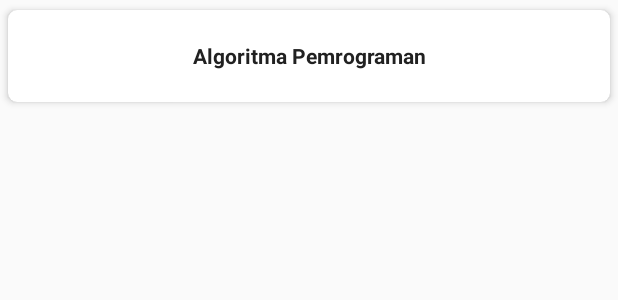
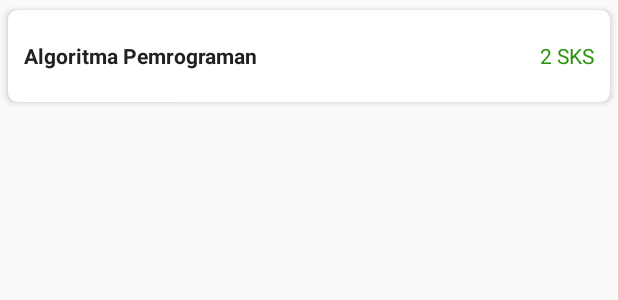
Before and after one commit to kapusan/Daftar-Dosen, an Android app: the layout list_matkul.xml on its own in the app's theme, with its tools: preview values and no code run, on a phone screen of 412 x 824 dp. Shown: the top 300 px of the screen. Run offline under Robolectric (Android 15) with nearby library versions, the phone set to English and light mode, and no system bars.

Commit message:
- Edit List Matkul and Fragment Matkul

```diff
--- a/app/src/main/res/layout/list_matkul.xml
+++ b/app/src/main/res/layout/list_matkul.xml
@@ -11,18 +11,26 @@
         android:layout_width="match_parent"
         android:layout_height="wrap_content"
         android:layout_margin="5dp"
-        android:orientation="vertical"
+        android:orientation="horizontal"
         android:padding="5dp">
 
         <TextView
             android:id="@+id/textview_mata_kuliah"
             android:layout_width="match_parent"
             android:layout_height="40dp"
+            android:layout_weight="1"
             android:fontFamily="sans-serif"
             android:text="Algoritma Pemrograman"
             android:textColor="#212121"
             android:textStyle="bold"
-            android:gravity="center"/>
+            android:gravity="left|center"/>
+        <TextView
+            android:layout_width="match_parent"
+            android:layout_height="40dp"
+            android:layout_weight="4"
+            android:text="2 SKS"
+            android:gravity="right|center"
+            android:textColor="#2a940d"/>
 
     </LinearLayout>
 
```
Also changed, not shown: app/src/main/res/layout/fragment_matkul.xml (+18 -4 lines), app/src/main/res/layout/list_dosen.xml (+70 -27 lines).
